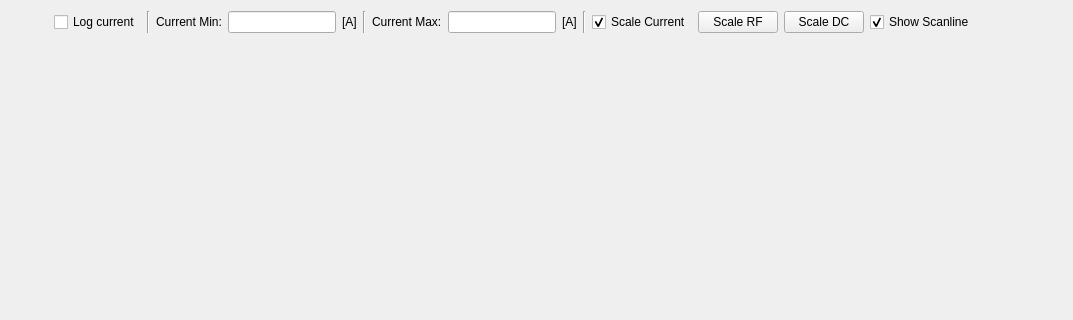
First picture: the form in src/qms/layouts/map_plot.ui, repository JJendryka/QMS, before the edit; both pictures show x 0 to 1073 and y 0 to 320 of the 1073 by 542 pixel window.
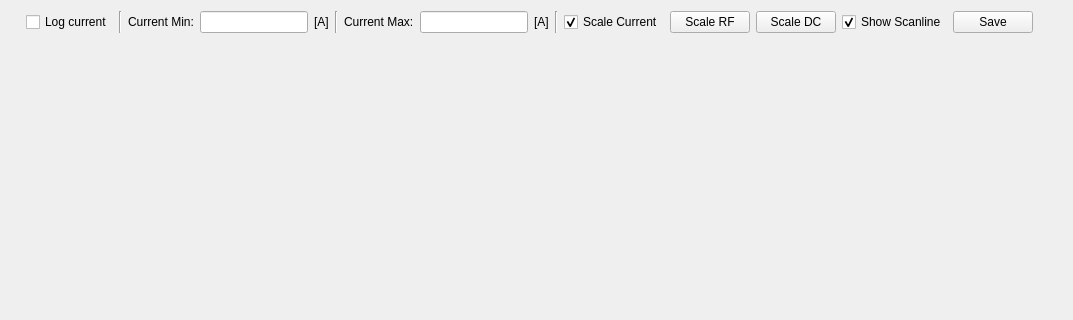
Second picture: the form after the edit.

Commit message: Implement save map

```diff
--- a/src/qms/layouts/map_plot.ui
+++ b/src/qms/layouts/map_plot.ui
@@ -157,6 +157,13 @@
        </property>
       </widget>
      </item>
+     <item>
+      <widget class="QPushButton" name="save_button">
+       <property name="text">
+        <string>Save</string>
+       </property>
+      </widget>
+     </item>
      <item>
       <spacer name="horizontalSpacer_3">
        <property name="orientation">
```
The commit also changes 2 other files.
